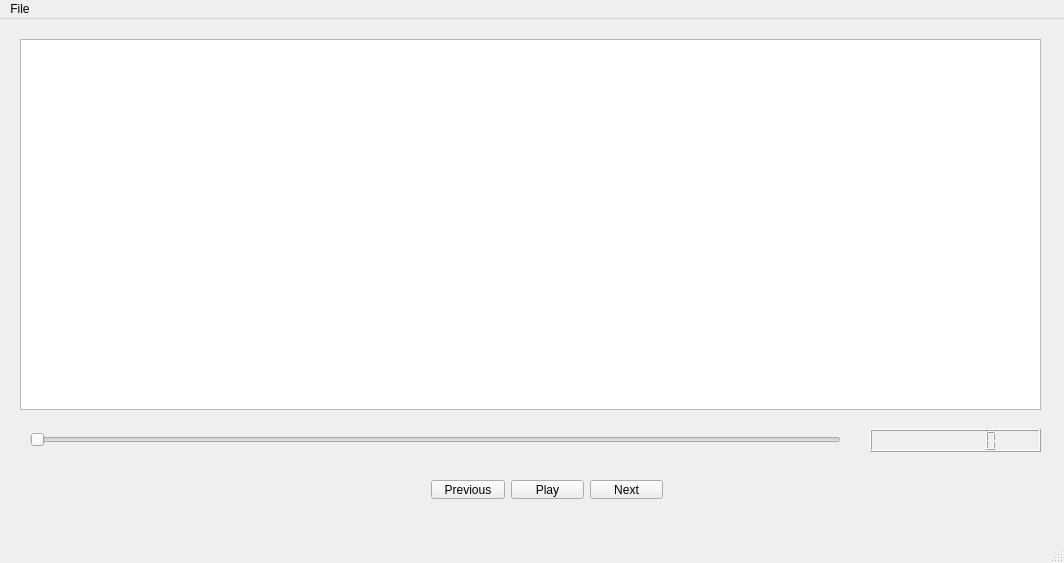
The window that qt/mainwindow.ui (python-discord/code-jam-4) describes before a commit, drawn with Qt 5.
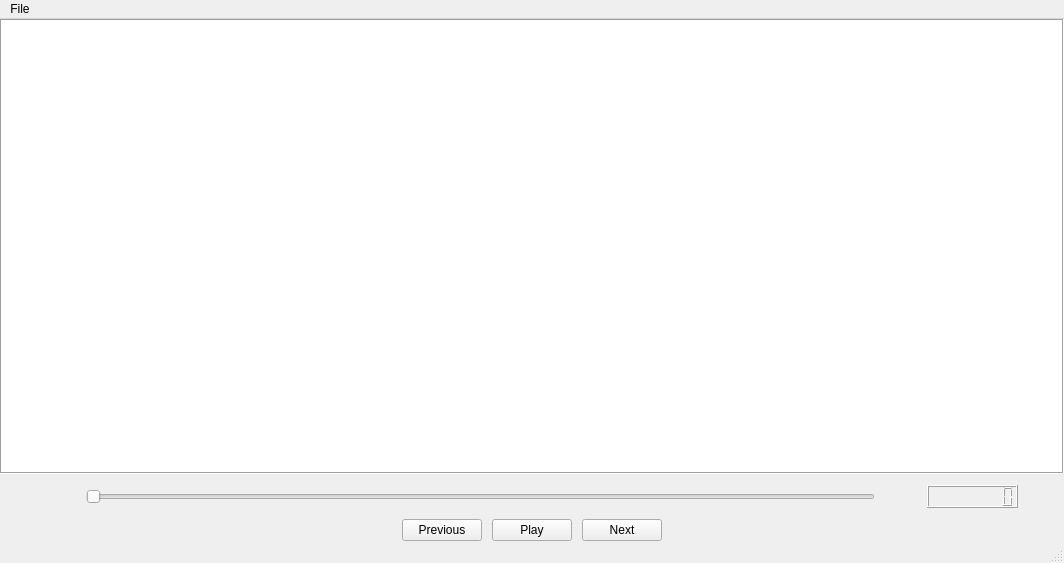
The same window after the commit.

Commit message: Use grid layout for MainWindow

The edit to the form file:
```diff
--- a/qt/mainwindow.ui
+++ b/qt/mainwindow.ui
@@ -14,18 +14,120 @@
    <string>MainWindow</string>
   </property>
   <widget class="QWidget" name="central_widget">
+   <layout class="QGridLayout" name="gridLayout_2">
+    <property name="leftMargin">
+     <number>0</number>
+    </property>
+    <property name="topMargin">
+     <number>0</number>
+    </property>
+    <property name="rightMargin">
+     <number>0</number>
+    </property>
+    <property name="bottomMargin">
+     <number>0</number>
+    </property>
+    <item row="2" column="2">
+     <spacer name="horizontalSpacer_3">
+      <property name="orientation">
+       <enum>Qt::Horizontal</enum>
+      </property>
+      <property name="sizeType">
+       <enum>QSizePolicy::Minimum</enum>
+      </property>
+      <property name="sizeHint" stdset="0">
+       <size>
+        <width>40</width>
+        <height>20</height>
+       </size>
+      </property>
+     </spacer>
+    </item>
+    <item row="2" column="3">
+     <widget class="QLCDNumber" name="media_time_lcd">
+      <property name="toolTip">
+       <string>&lt;html&gt;&lt;head/&gt;&lt;body&gt;&lt;p&gt;Time remaining for the current track, in hexadecimal seconds.&lt;/p&gt;&lt;/body&gt;&lt;/html&gt;</string>
+      </property>
+      <property name="digitCount">
+       <number>8</number>
+      </property>
+      <property name="mode">
+       <enum>QLCDNumber::Hex</enum>
+      </property>
+     </widget>
+    </item>
+    <item row="2" column="4">
+     <spacer name="horizontalSpacer_2">
+      <property name="orientation">
+       <enum>Qt::Horizontal</enum>
+      </property>
+      <property name="sizeType">
+       <enum>QSizePolicy::Preferred</enum>
+      </property>
+      <property name="sizeHint" stdset="0">
+       <size>
+        <width>40</width>
+        <height>20</height>
+       </size>
+      </property>
+     </spacer>
+    </item>
+    <item row="2" column="0">
+     <spacer name="horizontalSpacer">
+      <property name="orientation">
+       <enum>Qt::Horizontal</enum>
+      </property>
+      <property name="sizeType">
+       <enum>QSizePolicy::Preferred</enum>
+      </property>
+      <property name="sizeHint" stdset="0">
+       <size>
+        <width>80</width>
+        <height>20</height>
+       </size>
+      </property>
+     </spacer>
+    </item>
+    <item row="1" column="1">
+     <spacer name="verticalSpacer">
+      <property name="orientation">
+       <enum>Qt::Vertical</enum>
+      </property>
+      <property name="sizeType">
+       <enum>QSizePolicy::Minimum</enum>
+      </property>
+      <property name="sizeHint" stdset="0">
+       <size>
+        <width>20</width>
+        <height>5</height>
+       </size>
+      </property>
+     </spacer>
+    </item>
+    <item row="3" column="1">
+     <spacer name="verticalSpacer_2">
+      <property name="orientation">
+       <enum>Qt::Vertical</enum>
+      </property>
+      <property name="sizeType">
+       <enum>QSizePolicy::Minimum</enum>
+      </property>
+      <property name="sizeHint" stdset="0">
+       <size>
+        <width>20</width>
+        <height>5</height>
+       </size>
+      </property>
+     </spacer>
+    </item>
+    <item row="0" column="0" colspan="5">
    <widget class="QTableView" name="playlist_view">
-    <property name="geometry">
-     <rect>
-      <x>20</x>
-      <y>20</y>
-      <width>1021</width>
-      <height>371</height>
-     </rect>
-    </property>
     <property name="contextMenuPolicy">
      <enum>Qt::CustomContextMenu</enum>
     </property>
+      <property name="frameShape">
+       <enum>QFrame::Box</enum>
+      </property>
     <property name="editTriggers">
      <set>QAbstractItemView::NoEditTriggers</set>
     </property>
@@ -44,32 +146,44 @@
     <property name="wordWrap">
      <bool>false</bool>
     </property>
-   </widget>
+      <attribute name="horizontalHeaderStretchLastSection">
+       <bool>false</bool>
+      </attribute>
+     </widget>
+    </item>
+    <item row="2" column="1">
    <widget class="QSlider" name="seek_slider">
-    <property name="geometry">
-     <rect>
-      <x>30</x>
-      <y>410</y>
-      <width>811</width>
-      <height>22</height>
-     </rect>
-    </property>
     <property name="orientation">
      <enum>Qt::Horizontal</enum>
     </property>
    </widget>
-   <widget class="QWidget" name="horizontalLayoutWidget">
-    <property name="geometry">
-     <rect>
-      <x>420</x>
-      <y>450</y>
-      <width>254</width>
-      <height>41</height>
-     </rect>
-    </property>
+    </item>
+    <item row="4" column="0" colspan="5">
     <layout class="QHBoxLayout" name="media_controls_layout">
+      <property name="spacing">
+       <number>10</number>
+      </property>
+      <item>
+       <spacer name="horizontalSpacer_4">
+        <property name="orientation">
+         <enum>Qt::Horizontal</enum>
+        </property>
+        <property name="sizeHint" stdset="0">
+         <size>
+          <width>40</width>
+          <height>20</height>
+         </size>
+        </property>
+       </spacer>
+      </item>
      <item>
       <widget class="QPushButton" name="previous_button">
+        <property name="sizePolicy">
+         <sizepolicy hsizetype="Fixed" vsizetype="Fixed">
+          <horstretch>0</horstretch>
+          <verstretch>0</verstretch>
+         </sizepolicy>
+        </property>
        <property name="text">
         <string>Previous</string>
        </property>
@@ -77,6 +191,12 @@
      </item>
      <item>
       <widget class="QPushButton" name="play_button">
+        <property name="sizePolicy">
+         <sizepolicy hsizetype="Fixed" vsizetype="Fixed">
+          <horstretch>0</horstretch>
+          <verstretch>0</verstretch>
+         </sizepolicy>
+        </property>
        <property name="text">
         <string>Play</string>
        </property>
@@ -84,32 +204,33 @@
      </item>
      <item>
       <widget class="QPushButton" name="next_button">
+        <property name="sizePolicy">
+         <sizepolicy hsizetype="Fixed" vsizetype="Fixed">
+          <horstretch>0</horstretch>
+          <verstretch>0</verstretch>
+         </sizepolicy>
+        </property>
        <property name="text">
         <string>Next</string>
        </property>
       </widget>
      </item>
-    </layout>
-   </widget>
-   <widget class="QLCDNumber" name="media_time_lcd">
-    <property name="geometry">
-     <rect>
-      <x>870</x>
-      <y>410</y>
-      <width>171</width>
-      <height>23</height>
-     </rect>
-    </property>
-    <property name="toolTip">
-     <string>&lt;html&gt;&lt;head/&gt;&lt;body&gt;&lt;p&gt;Time remaining for the current track, in hexadecimal seconds.&lt;/p&gt;&lt;/body&gt;&lt;/html&gt;</string>
-    </property>
-    <property name="digitCount">
-     <number>8</number>
-    </property>
-    <property name="mode">
-     <enum>QLCDNumber::Hex</enum>
-    </property>
-   </widget>
+      <item>
+       <spacer name="horizontalSpacer_5">
+        <property name="orientation">
+         <enum>Qt::Horizontal</enum>
+        </property>
+        <property name="sizeHint" stdset="0">
+         <size>
+          <width>40</width>
+          <height>20</height>
+         </size>
+        </property>
+       </spacer>
+      </item>
+     </layout>
+    </item>
+   </layout>
   </widget>
   <widget class="QMenuBar" name="menu_bar">
    <property name="geometry">
```
Lines whose indentation alone changed are shown as unchanged. The commit also changes 1 other file.
